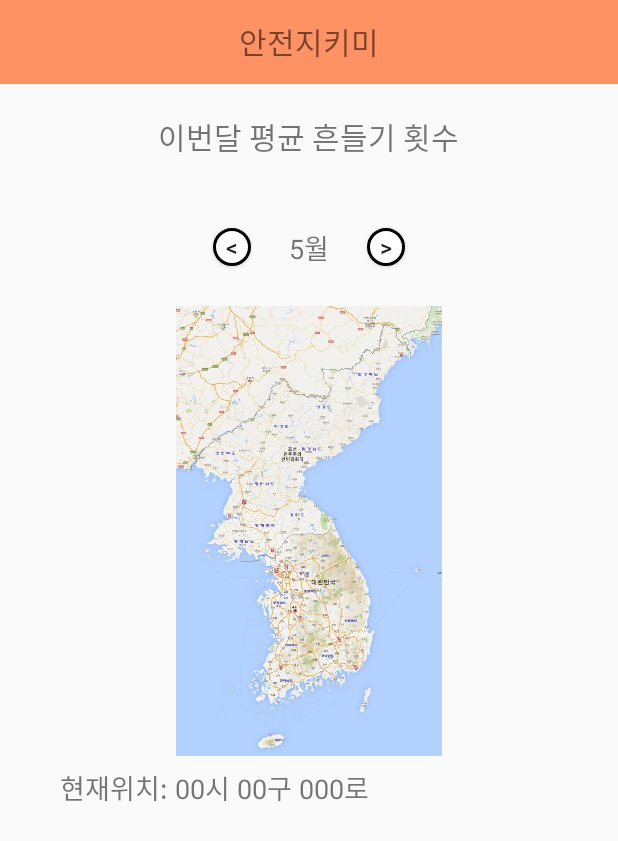
After one commit to Han-Seulgi/jachwi-in-talk, an Android app: the ShakeNumberActivity screen opened directly, with no data from a screen before it, on a phone screen of 412 x 824 dp. The commit adds this screen. Shown: the top 841 px of the screen. Run offline under Robolectric (Android 15) with nearby library versions, the phone set to English and light mode, and no system bars.

Commit message:
희원_흔들림횟수_로그인변경

```diff
--- a/app/src/main/AndroidManifest.xml
+++ b/app/src/main/AndroidManifest.xml
@@ -32,6 +32,7 @@
         <activity android:name=".EventActivity" android:label="행사알리미 화면"/>
         <activity android:name=".EmergencyActivity" android:label="안전지키미 화면"/>
         <activity android:name=".EmergencySet" android:label="안전지키미 설정화면"/>
+        <activity android:name=".ShakeNumberActivity" android:label="흔들림횟수 화면"/>
 
         <receiver android:name=".BootReceiver"
             android:enabled="true"
--- a/app/src/main/java/com/example/project_test/EmergencyActivity.java
+++ b/app/src/main/java/com/example/project_test/EmergencyActivity.java
@@ -143,8 +143,8 @@ public class EmergencyActivity extends AppCompatActivity {
 
                     case 2:
                         //흔들림횟수 화면이동
-                        //Intent count_itnt = new Intent(getApplicationContext(), );
-                        //startActivity(count_itnt);
+                        Intent count_itnt = new Intent(EmergencyActivity.this, ShakeNumberActivity.class);
+                        startActivity(count_itnt);
                         return;
                     case 3: //경고음 버튼 눌렀을 때
                         try {
--- /dev/null
+++ b/app/src/main/java/com/example/project_test/ShakeNumberActivity.java
@@ -0,0 +1,49 @@
+package com.example.project_test;
+
+import android.os.Bundle;
+import android.util.Log;
+import android.view.View;
+import android.widget.Button;
+import android.widget.TextView;
+
+import androidx.annotation.Nullable;
+import androidx.appcompat.app.AppCompatActivity;
+
+public class ShakeNumberActivity extends AppCompatActivity {
+
+    Button monthup, monthdown;   //월 변경 버튼
+    TextView month;    //월 출력 텍스트뷰
+
+    @Override
+    protected void onCreate(@Nullable Bundle savedInstanceState) {
+        super.onCreate(savedInstanceState);
+        setContentView(R.layout.activity_shakenum);
+
+        monthup = findViewById(R.id.monthup);
+        monthdown = findViewById(R.id.monthdown);
+        month = findViewById(R.id.month);
+
+    }
+
+    public void monthChange(View view) {
+        String mtxt, rtxt;
+        int i;
+
+        mtxt = month.getText().toString();
+
+        //문자열 잘라서 숫자로 변경
+        rtxt = mtxt.substring(0, mtxt.length()-1);
+        i = Integer.parseInt(rtxt);
+
+        //월 증가
+        if(view.getId() == R.id.monthup)
+            if(++i <= 12)   //13까지 저장됨
+                month.setText(i + "월");
+
+        //월 감소
+        if(view.getId() == R.id.monthdown)
+            if(--i > 0)      //0까지 저장됨
+                month.setText(i + "월");
+
+    }
+}
--- /dev/null
+++ b/app/src/main/res/drawable/round_button.xml
@@ -0,0 +1,12 @@
+<?xml version="1.0" encoding="utf-8"?>
+<shape xmlns:android="http://schemas.android.com/apk/res/android"
+    android:shape="oval">
+    <stroke
+        android:width="2dp"
+        android:color="#000000"/>
+    <solid
+        android:color="#ffffff" />
+    <size
+        android:width="10dp"
+        android:height="10dp"/>
+</shape>
--- /dev/null
+++ b/app/src/main/res/layout/activity_shakenum.xml
@@ -0,0 +1,94 @@
+<?xml version="1.0" encoding="utf-8"?>
+<LinearLayout xmlns:android="http://schemas.android.com/apk/res/android"
+    xmlns:app="http://schemas.android.com/apk/res-auto"
+    android:layout_width="match_parent"
+    android:layout_height="match_parent"
+    android:orientation="vertical">
+
+    <androidx.appcompat.widget.Toolbar
+        android:id="@+id/toolbar"
+        android:layout_width="match_parent"
+        android:layout_height="wrap_content"
+        android:background="#FF9263"
+        app:layout_constraintTop_toTopOf="parent">
+
+        <TextView
+            android:id="@+id/title"
+            android:layout_width="wrap_content"
+            android:layout_height="match_parent"
+            android:layout_gravity="center"
+            android:text="안전지키미"
+            android:textSize="20sp">
+
+        </TextView>
+
+
+    </androidx.appcompat.widget.Toolbar>
+
+
+    <TextView
+        android:id="@+id/subTitle"
+        android:layout_width="wrap_content"
+        android:layout_height="wrap_content"
+        android:layout_gravity="center"
+        android:layout_margin="20dp"
+        android:text="이번달 평균 흔들기 횟수"
+        android:textSize="20sp" />
+
+
+    <LinearLayout
+        android:id="@+id/monthchng"
+        android:layout_width="match_parent"
+        android:layout_height="wrap_content"
+        android:layout_marginTop="10dp"
+        android:layout_marginBottom="10dp"
+        android:gravity="center"
+        android:orientation="horizontal">
+
+        <Button
+            android:id="@+id/monthdown"
+            android:layout_width="25dp"
+            android:layout_height="25dp"
+            android:layout_marginEnd="10dp"
+            android:background="@drawable/round_button"
+            android:text="&lt;"
+            android:textSize="15sp"
+            android:onClick="monthChange"/>
+
+        <TextView
+            android:id="@+id/month"
+            android:layout_width="wrap_content"
+            android:layout_height="wrap_content"
+            android:layout_margin="15dp"
+            android:text="5월"
+            android:textSize="18sp" />
+
+        <Button
+            android:id="@+id/monthup"
+            android:layout_width="25dp"
+            android:layout_height="25dp"
+            android:layout_marginStart="10dp"
+            android:background="@drawable/round_button"
+            android:text="&gt;"
+            android:textSize="15sp"
+            android:onClick="monthChange"/>
+
+    </LinearLayout>
+
+    <ImageView
+        android:id="@+id/map"
+        android:layout_width="wrap_content"
+        android:layout_height="300dp"
+        android:src="@drawable/map_sample" />
+
+    <TextView
+        android:id="@+id/loca"
+        android:layout_width="wrap_content"
+        android:layout_height="wrap_content"
+        android:layout_marginStart="40dp"
+        android:layout_marginTop="7dp"
+        android:layout_marginBottom="50dp"
+        android:text="현재위치: 00시 00구 000로"
+        android:textSize="18dp" />
+
+</LinearLayout>
```
Also changed, not shown: app/src/main/java/com/example/project_test/JoinActivity.java (+13 -3 lines), app/src/main/res/layout/activity_join.xml (+74 -86 lines), app/src/main/res/layout/activity_login.xml (+33 -6 lines), app/src/main/res/drawable/idicon.png (added), app/src/main/res/drawable/pwicon.png (added).
